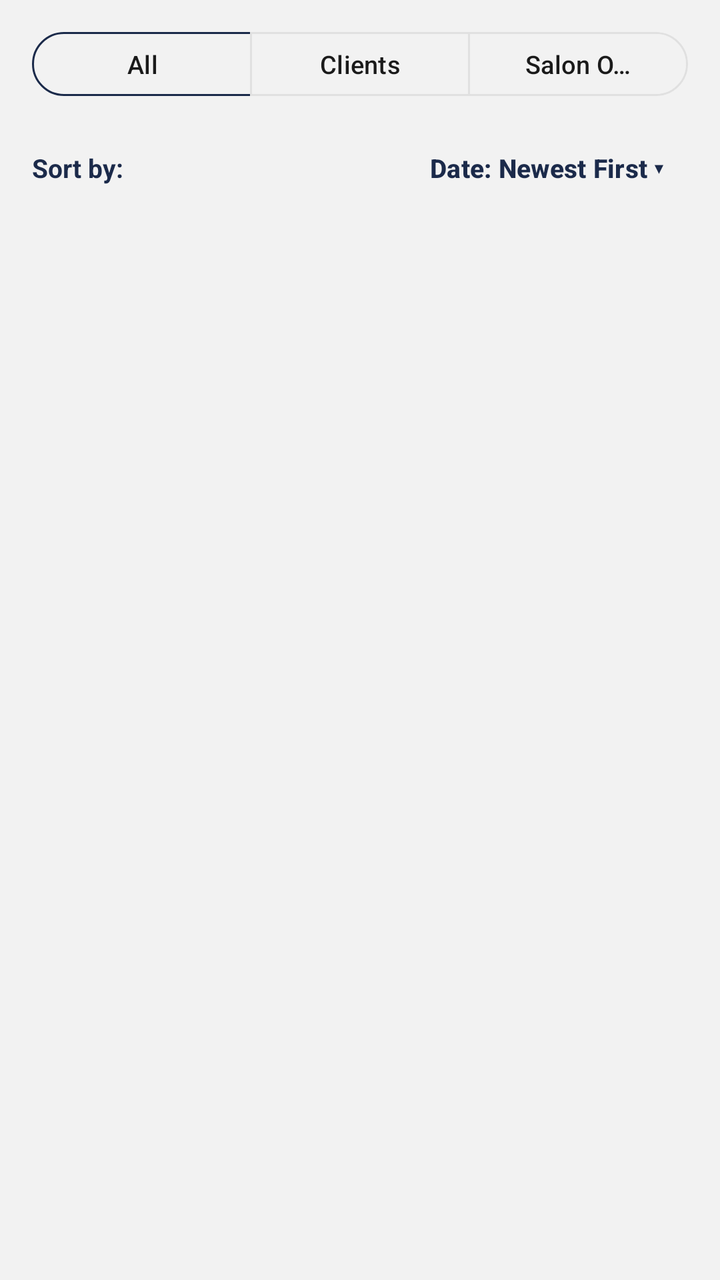
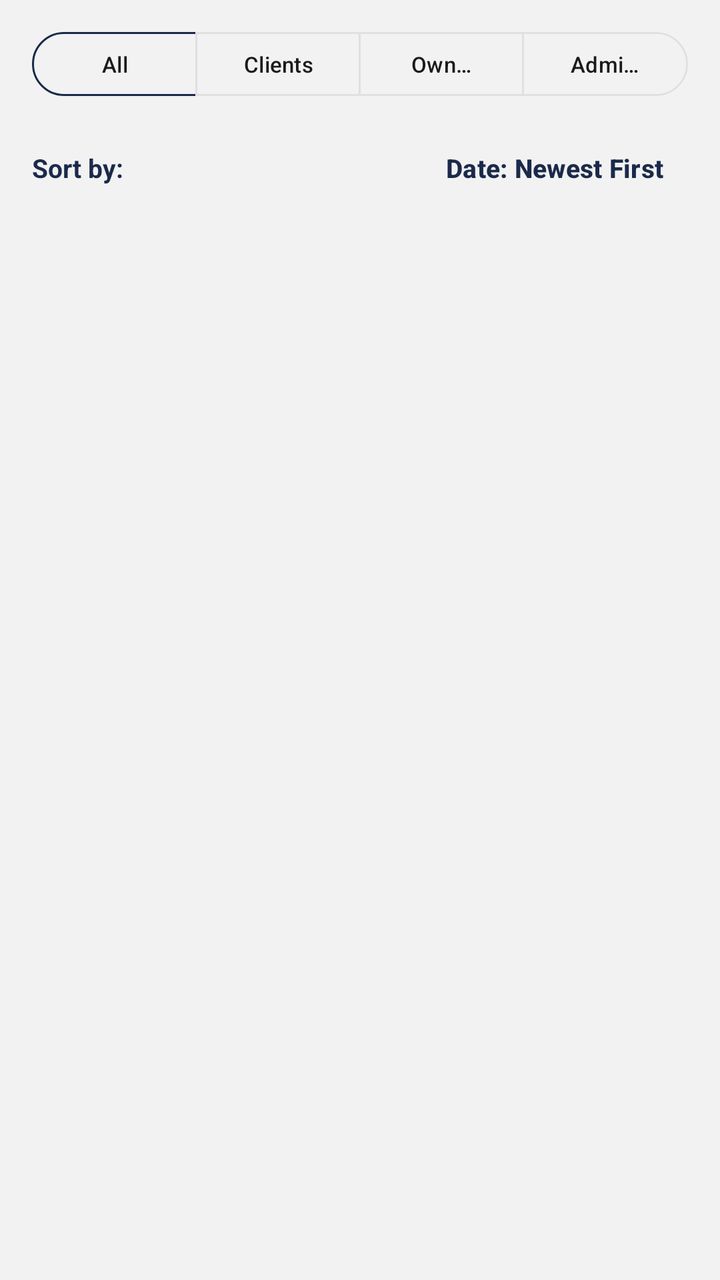

Compare the two renders of this Android layout. The source of the first and the diff that turns it into the second are given below.
<!-- AndroidManifest.xml: application theme Theme.HairGo -->
<!-- res/layout/fragment_users.xml -->
<?xml version="1.0" encoding="utf-8"?>
<LinearLayout xmlns:android="http://schemas.android.com/apk/res/android"
    xmlns:app="http://schemas.android.com/apk/res-auto"
    android:layout_width="match_parent"
    android:layout_height="match_parent"
    android:background="@color/grey_light"
    android:orientation="vertical">

    
    <LinearLayout
        android:layout_width="match_parent"
        android:layout_height="wrap_content"
        android:orientation="vertical"
        android:paddingHorizontal="16dp"
        android:paddingTop="12dp"
        android:paddingBottom="8dp">

        
        <com.google.android.material.button.MaterialButtonToggleGroup
            android:id="@+id/toggleGroupUserRole"
            android:layout_width="match_parent"
            android:layout_height="wrap_content"
            app:selectionRequired="true"
            app:singleSelection="true">

            <com.google.android.material.button.MaterialButton
                android:id="@+id/btnFilterAllUsers"
                style="@style/Widget.Material3.Button.OutlinedButton"
                android:layout_width="0dp"
                android:layout_height="40dp"
                android:layout_weight="1"
                android:text="All"
                android:textAllCaps="false"
                android:textSize="12.5sp"
                app:strokeColor="@color/navy" />

            <com.google.android.material.button.MaterialButton
                android:id="@+id/btnFilterClients"
                style="@style/Widget.Material3.Button.OutlinedButton"
                android:layout_width="0dp"
                android:layout_height="40dp"
                android:layout_weight="1"
                android:text="Clients"
                android:textAllCaps="false"
                android:textSize="12.5sp"
                app:strokeColor="@color/grey_border" />

            <com.google.android.material.button.MaterialButton
                android:id="@+id/btnFilterSalons"
                style="@style/Widget.Material3.Button.OutlinedButton"
                android:layout_width="0dp"
                android:layout_height="40dp"
                android:layout_weight="1"
                android:text="Salon Owners"
                android:textAllCaps="false"
                android:textSize="12.5sp"
                app:strokeColor="@color/grey_border" />

        </com.google.android.material.button.MaterialButtonToggleGroup>

        
        <RelativeLayout
            android:layout_width="match_parent"
            android:layout_height="wrap_content"
            android:layout_marginTop="8dp">

            <TextView
                android:layout_width="wrap_content"
                android:layout_height="wrap_content"
                android:layout_alignParentStart="true"
                android:layout_centerVertical="true"
                android:text="Sort by:"
                android:textColor="@color/heading"
                android:textSize="13sp"
                android:textStyle="bold" />

            <com.google.android.material.button.MaterialButton
                android:id="@+id/btnUserSortOption"
                style="@style/Widget.Material3.Button.TextButton"
                android:layout_width="wrap_content"
                android:layout_height="wrap_content"
                android:layout_alignParentEnd="true"
                android:text="Date: Newest First ▾"
                android:textAllCaps="false"
                android:textColor="@color/navy"
                android:textSize="13sp"
                android:textStyle="bold" />
        </RelativeLayout>

    </LinearLayout>

    
    <androidx.recyclerview.widget.RecyclerView
        android:id="@+id/rvUsers"
        android:layout_width="match_parent"
        android:layout_height="0dp"
        android:layout_weight="1"
        android:clipToPadding="false"
        android:paddingBottom="16dp" />

    
    <TextView
        android:id="@+id/tvEmptyUsers"
        android:layout_width="wrap_content"
        android:layout_height="wrap_content"
        android:layout_gravity="center"
        android:layout_marginTop="32dp"
        android:text="No users found"
        android:textColor="@color/grey_medium"
        android:textSize="14sp"
        android:visibility="gone" />

</LinearLayout>
<!-- resources referenced by this layout -->
<resources>
  <color name="grey_border">#E0E0E0</color>
  <color name="grey_light">#F2F2F2</color>
  <color name="grey_medium">#8A8A8A</color>
  <color name="heading">#1B2A4A</color>
  <color name="navy">#1B2A4A</color>
  <style name="Theme.HairGo" parent="Base.Theme.HairGo">
          <item name="snackbarStyle">@style/Widget.HairGo.Snackbar</item>
      </style>
  <style name="Base.Theme.HairGo" parent="Theme.Material3.DayNight.NoActionBar">
          <item name="colorPrimary">@color/teal</item>
          <item name="colorOnPrimary">@color/white</item>
          <item name="colorSurface">@color/surface</item>
          <item name="colorOnSurface">@color/text_primary</item>
          <item name="colorSurfaceVariant">@color/grey_light</item>
          <item name="colorOnSurfaceVariant">@color/text_primary</item>
          <item name="colorOutline">@color/grey_border</item>
          <item name="android:colorBackground">@color/grey_light</item>
      </style>
  <style name="Widget.HairGo.Snackbar" parent="Widget.Material3.Snackbar">
          <item name="backgroundTint">@color/navy</item>
          <item name="android:textColor">@color/white</item>
          <item name="shapeAppearanceOverlay">@style/ShapeAppearanceOverlay.HairGo_Snackbar</item>
      </style>
  <color name="teal">#14B8A6</color>
  <color name="white">#FFFFFF</color>
  <color name="surface">#FFFFFF</color>
  <color name="text_primary">#1A1A1A</color>
  <style name="ShapeAppearanceOverlay.HairGo_Snackbar" parent="">
          <item name="cornerFamily">rounded</item>
          <item name="cornerSize">16dp</item>
      </style>
</resources>

<!-- the commit's change to res/layout/fragment_users.xml (unified diff, before → after) -->
@@ -29,9 +29,9 @@
                 android:layout_width="0dp"
                 android:layout_height="40dp"
                 android:layout_weight="1"
-                android:text="All"
+                android:text="@string/admin_filter_all"
                 android:textAllCaps="false"
-                android:textSize="12.5sp"
+                android:textSize="11sp"
                 app:strokeColor="@color/navy" />
 
             <com.google.android.material.button.MaterialButton
@@ -40,9 +40,9 @@
                 android:layout_width="0dp"
                 android:layout_height="40dp"
                 android:layout_weight="1"
-                android:text="Clients"
+                android:text="@string/admin_filter_clients"
                 android:textAllCaps="false"
-                android:textSize="12.5sp"
+                android:textSize="11sp"
                 app:strokeColor="@color/grey_border" />
 
             <com.google.android.material.button.MaterialButton
@@ -51,9 +51,20 @@
                 android:layout_width="0dp"
                 android:layout_height="40dp"
                 android:layout_weight="1"
-                android:text="Salon Owners"
+                android:text="@string/admin_filter_owners"
                 android:textAllCaps="false"
-                android:textSize="12.5sp"
+                android:textSize="11sp"
+                app:strokeColor="@color/grey_border" />
+
+            <com.google.android.material.button.MaterialButton
+                android:id="@+id/btnFilterAdmins"
+                style="@style/Widget.Material3.Button.OutlinedButton"
+                android:layout_width="0dp"
+                android:layout_height="40dp"
+                android:layout_weight="1"
+                android:text="@string/admin_filter_admins"
+                android:textAllCaps="false"
+                android:textSize="11sp"
                 app:strokeColor="@color/grey_border" />
 
         </com.google.android.material.button.MaterialButtonToggleGroup>
@@ -69,7 +80,7 @@
                 android:layout_height="wrap_content"
                 android:layout_alignParentStart="true"
                 android:layout_centerVertical="true"
-                android:text="Sort by:"
+                android:text="@string/admin_sort_by"
                 android:textColor="@color/heading"
                 android:textSize="13sp"
                 android:textStyle="bold" />
@@ -80,7 +91,7 @@
                 android:layout_width="wrap_content"
                 android:layout_height="wrap_content"
                 android:layout_alignParentEnd="true"
-                android:text="Date: Newest First ▾"
+                android:text="@string/admin_sort_date_newest"
                 android:textAllCaps="false"
                 android:textColor="@color/navy"
                 android:textSize="13sp"
@@ -105,7 +116,7 @@
         android:layout_height="wrap_content"
         android:layout_gravity="center"
         android:layout_marginTop="32dp"
-        android:text="No users found"
+        android:text="@string/admin_users_empty"
         android:textColor="@color/grey_medium"
         android:textSize="14sp"
         android:visibility="gone" />
<!-- resource entries referenced after the edit -->
@@ -5,6 +5,13 @@
   <color name="grey_medium">#8A8A8A</color>
   <color name="heading">#1B2A4A</color>
   <color name="navy">#1B2A4A</color>
+  <string name="admin_filter_admins">Admins</string>
+  <string name="admin_filter_all">All</string>
+  <string name="admin_filter_clients">Clients</string>
+  <string name="admin_filter_owners">Owners</string>
+  <string name="admin_sort_by">Sort by:</string>
+  <string name="admin_sort_date_newest">Date: Newest First</string>
+  <string name="admin_users_empty">No users found</string>
   <style name="Theme.HairGo" parent="Base.Theme.HairGo">
           <item name="snackbarStyle">@style/Widget.HairGo.Snackbar</item>
       </style>
